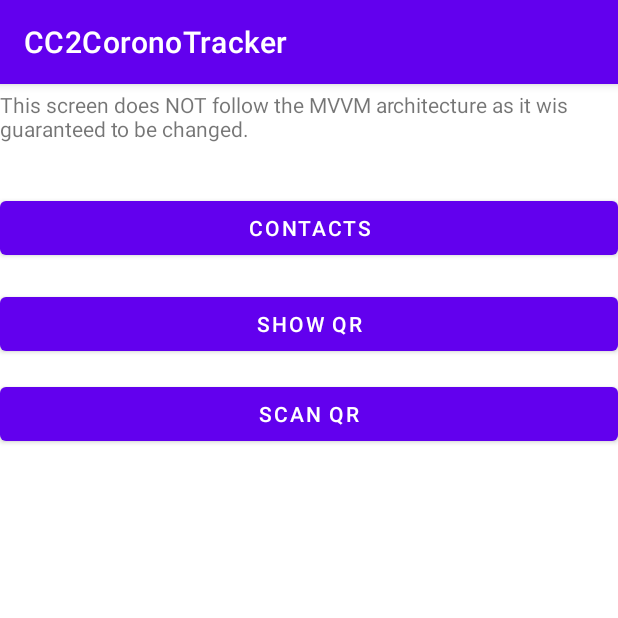
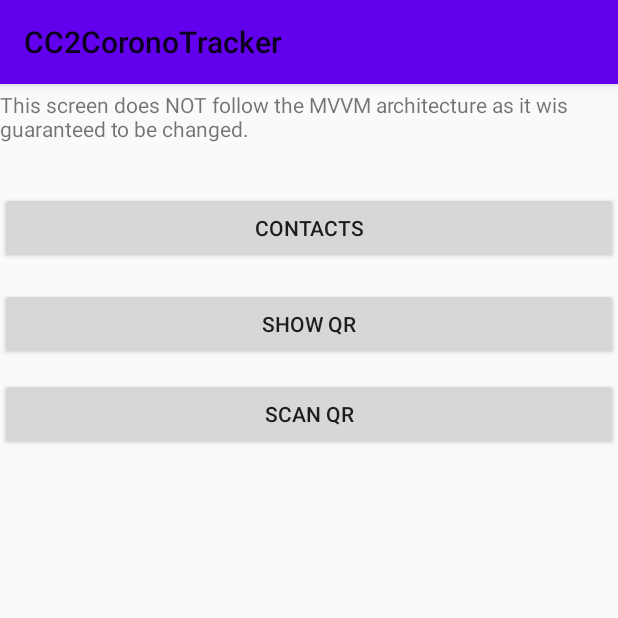
Before and after one commit to UniAdrian/CC2CoronoTracker, an Android app: the screen it shows after launch (MainActivity), on a phone screen of 412 x 824 dp, the top half of it. Run offline under Robolectric (Android 15) with nearby library versions, the phone set to English and light mode, and no system bars; our stand-ins replace Dagger/Hilt's generated code, navigation-ui.

Commit message:
Changed themes in preperation for custom material themes. Also changed toolbar to a custom one for similar reasons

```diff
--- a/app/build.gradle
+++ b/app/build.gradle
@@ -58,6 +58,7 @@ dependencies {
 
     // Dependency Injection via daggers+hilt
     implementation 'com.google.dagger:hilt-android:2.36'
+    implementation 'com.android.support:appcompat-v7:28.0.0'
     annotationProcessor 'com.google.dagger:hilt-compiler:2.36'
 
     // Room persistence library
--- a/app/src/main/java/de/uni/cc2coronotracker/data/viewmodel/ContactDetailsViewModel.java
+++ b/app/src/main/java/de/uni/cc2coronotracker/data/viewmodel/ContactDetailsViewModel.java
@@ -22,7 +22,6 @@ import de.uni.cc2coronotracker.data.models.Exposure;
 import de.uni.cc2coronotracker.data.repositories.ContactRepository;
 import de.uni.cc2coronotracker.data.repositories.async.Result;
 import de.uni.cc2coronotracker.helper.ContextMediator;
-import de.uni.cc2coronotracker.helper.Event;
 import de.uni.cc2coronotracker.helper.RequestFactory;
 
 @HiltViewModel
@@ -37,9 +36,6 @@ public class ContactDetailsViewModel extends ViewModel {
 
     private MutableLiveData<Contact> contact = new MutableLiveData<>();
     private MutableLiveData<List<Exposure>> exposures = new MutableLiveData<>();
-
-    // Events used to request a contact pick.
-    private MutableLiveData<Event<Void>> requestContactPick = new MutableLiveData<>();
 
 
     @Inject
@@ -56,7 +52,6 @@ public class ContactDetailsViewModel extends ViewModel {
         contactRepository.getContact(contactId, queryResult -> {
             if (queryResult instanceof Result.Success) {
                 Contact receivedContact = ((Result.Success<Contact>) queryResult).data;
-
                 contact.postValue(receivedContact);
                 isLoading.postValue(false);
             } else {
--- a/app/src/main/java/de/uni/cc2coronotracker/ui/views/ContactDetailsFragment.java
+++ b/app/src/main/java/de/uni/cc2coronotracker/ui/views/ContactDetailsFragment.java
@@ -7,6 +7,7 @@ import android.view.View;
 import android.view.ViewGroup;
 
 import androidx.annotation.Nullable;
+import androidx.appcompat.widget.Toolbar;
 import androidx.databinding.DataBindingUtil;
 import androidx.fragment.app.Fragment;
 import androidx.lifecycle.ViewModelProvider;
@@ -51,6 +52,8 @@ public class ContactDetailsFragment extends Fragment {
             } else {
                 binding.contactAvatar.setImageResource(R.drawable.ic_no_avatar_128);
             }
+            Toolbar toolbar = requireActivity().findViewById(R.id.app_toolbar_top);
+            toolbar.setTitle(contact.displayName);
         });
 
     }
--- a/app/src/main/java/de/uni/cc2coronotracker/ui/views/MainActivity.java
+++ b/app/src/main/java/de/uni/cc2coronotracker/ui/views/MainActivity.java
@@ -3,6 +3,11 @@ package de.uni.cc2coronotracker.ui.views;
 import android.os.Bundle;
 
 import androidx.appcompat.app.AppCompatActivity;
+import androidx.appcompat.widget.Toolbar;
+import androidx.navigation.NavController;
+import androidx.navigation.Navigation;
+import androidx.navigation.ui.AppBarConfiguration;
+import androidx.navigation.ui.NavigationUI;
 
 import javax.inject.Inject;
 
@@ -30,4 +35,15 @@ public class MainActivity extends AppCompatActivity {
         });
     }
 
+    @Override
+    public void onStart() {
+        super.onStart();
+
+        NavController navController = Navigation.findNavController(this, R.id.nav_host_fragment);
+        AppBarConfiguration appBarConfiguration =
+                new AppBarConfiguration.Builder(navController.getGraph()).build();
+        Toolbar toolbar = findViewById(R.id.app_toolbar_top);
+        NavigationUI.setupWithNavController(toolbar, navController, appBarConfiguration);
+    }
+
 }
--- a/app/src/main/res/layout/activity_main.xml
+++ b/app/src/main/res/layout/activity_main.xml
@@ -6,17 +6,28 @@
     android:layout_height="match_parent"
     tools:context=".ui.views.MainActivity">
 
+    <androidx.appcompat.widget.Toolbar
+        android:id="@+id/app_toolbar_top"
+        android:layout_width="match_parent"
+        android:layout_height="?attr/actionBarSize"
+        android:background="?attr/colorPrimary"
+        android:elevation="4dp"
+        app:layout_constraintEnd_toEndOf="parent"
+        app:layout_constraintStart_toStartOf="parent"
+        app:layout_constraintTop_toTopOf="parent" />
+
+
     <androidx.fragment.app.FragmentContainerView
         android:id="@+id/nav_host_fragment"
         android:name="androidx.navigation.fragment.NavHostFragment"
         android:layout_width="0dp"
         android:layout_height="0dp"
+        app:defaultNavHost="true"
+        app:layout_constraintBottom_toBottomOf="parent"
         app:layout_constraintLeft_toLeftOf="parent"
+
         app:layout_constraintRight_toRightOf="parent"
-        app:layout_constraintTop_toTopOf="parent"
-        app:layout_constraintBottom_toBottomOf="parent"
-
-        app:defaultNavHost="true"
+        app:layout_constraintTop_toBottomOf="@+id/app_toolbar_top"
         app:navGraph="@navigation/navgraph" />
 
 </androidx.constraintlayout.widget.ConstraintLayout>
--- a/app/src/main/res/navigation/navgraph.xml
+++ b/app/src/main/res/navigation/navgraph.xml
@@ -7,8 +7,8 @@
     <fragment
         android:id="@+id/contacts"
         android:name="de.uni.cc2coronotracker.ui.views.ContactsFragment"
-        android:label="fragment_contacts"
-        tools:layout="@layout/fragment_contacts" >
+        android:label="@string/contacts"
+        tools:layout="@layout/fragment_contacts">
         <action
             android:id="@+id/action_contacts_to_contactDetailsFragment"
             app:destination="@id/contactDetailsFragment" />
@@ -16,8 +16,8 @@
     <fragment
         android:id="@+id/startScreen"
         android:name="de.uni.cc2coronotracker.ui.views.StartScreenFragment"
-        android:label="fragment_start_screen"
-        tools:layout="@layout/fragment_start_screen" >
+        android:label="@string/app_name"
+        tools:layout="@layout/fragment_start_screen">
         <action
             android:id="@+id/action_startScreen_to_contacts"
             app:destination="@id/contacts" />
@@ -41,12 +41,12 @@
     <fragment
         android:id="@+id/contactDetailsFragment"
         android:name="de.uni.cc2coronotracker.ui.views.ContactDetailsFragment"
-        android:label="fragment_contact_details"
-        tools:layout="@layout/fragment_contact_details" >
+        android:label="Contact #{contactId}"
+        tools:layout="@layout/fragment_contact_details">
         <argument
             android:name="contactId"
-            app:argType="long"
-            android:defaultValue="-1L"/>
+            android:defaultValue="-1L"
+            app:argType="long" />
         <action
             android:id="@+id/action_contactDetailsFragment_to_contacts"
             app:destination="@id/contacts" />
--- a/app/src/main/res/values-night/themes.xml
+++ b/app/src/main/res/values-night/themes.xml
@@ -1,6 +1,6 @@
 <resources xmlns:tools="http://schemas.android.com/tools">
     <!-- Base application theme. -->
-    <style name="Theme.CC2CoronoTracker" parent="Theme.MaterialComponents.DayNight.DarkActionBar">
+    <style name="Theme.CC2CoronoTracker" parent="Theme.MaterialComponents.DayNight.NoActionBar">
         <!-- Primary brand color. -->
         <item name="colorPrimary">@color/purple_200</item>
         <item name="colorPrimaryVariant">@color/purple_700</item>
--- a/app/src/main/res/values/strings.xml
+++ b/app/src/main/res/values/strings.xml
@@ -34,4 +34,5 @@
     <string name="delete_contact_failure">Failed to delete the contact.</string>
     <string name="confirm_contact_deletion">Are you sure you want to delete %s?</string>
     <string name="confirm_contact_deletion_title">Are you sure?</string>
+    <string name="contacts">Contacts</string>
 </resources>
--- a/app/src/main/res/values/themes.xml
+++ b/app/src/main/res/values/themes.xml
@@ -1,6 +1,6 @@
 <resources xmlns:tools="http://schemas.android.com/tools">
     <!-- Base application theme. -->
-    <style name="Theme.CC2CoronoTracker" parent="Theme.MaterialComponents.DayNight.DarkActionBar">
+    <style name="Theme.CC2CoronoTracker" parent="Theme.AppCompat.Light.NoActionBar">
         <!-- Primary brand color. -->
         <item name="colorPrimary">@color/purple_500</item>
         <item name="colorPrimaryVariant">@color/purple_700</item>
```
